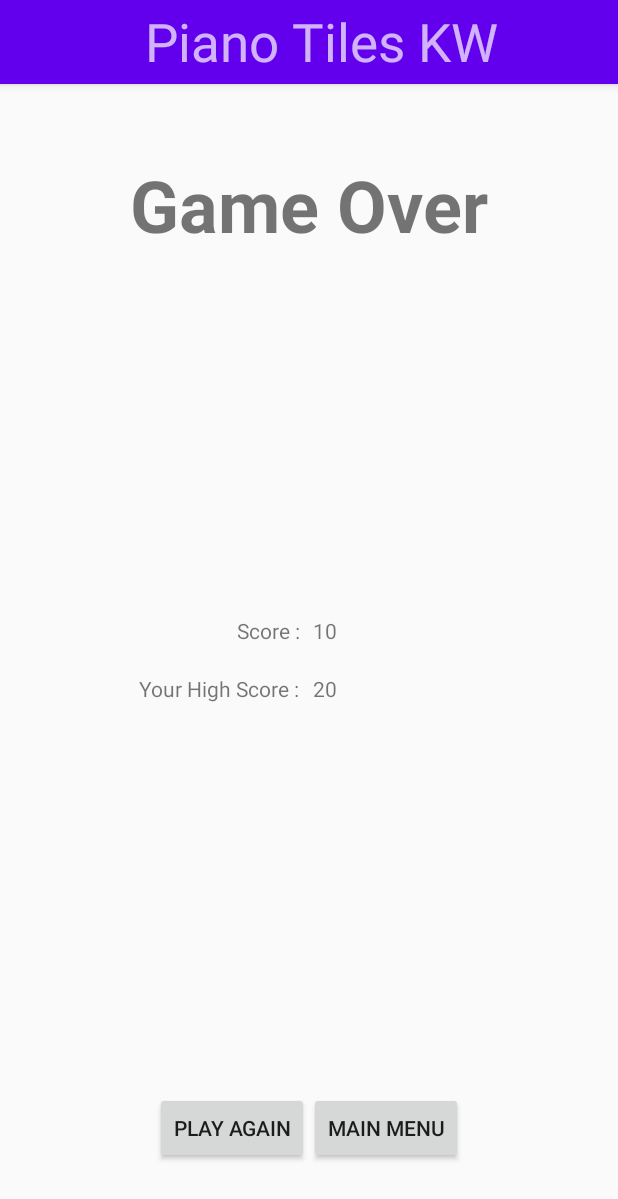
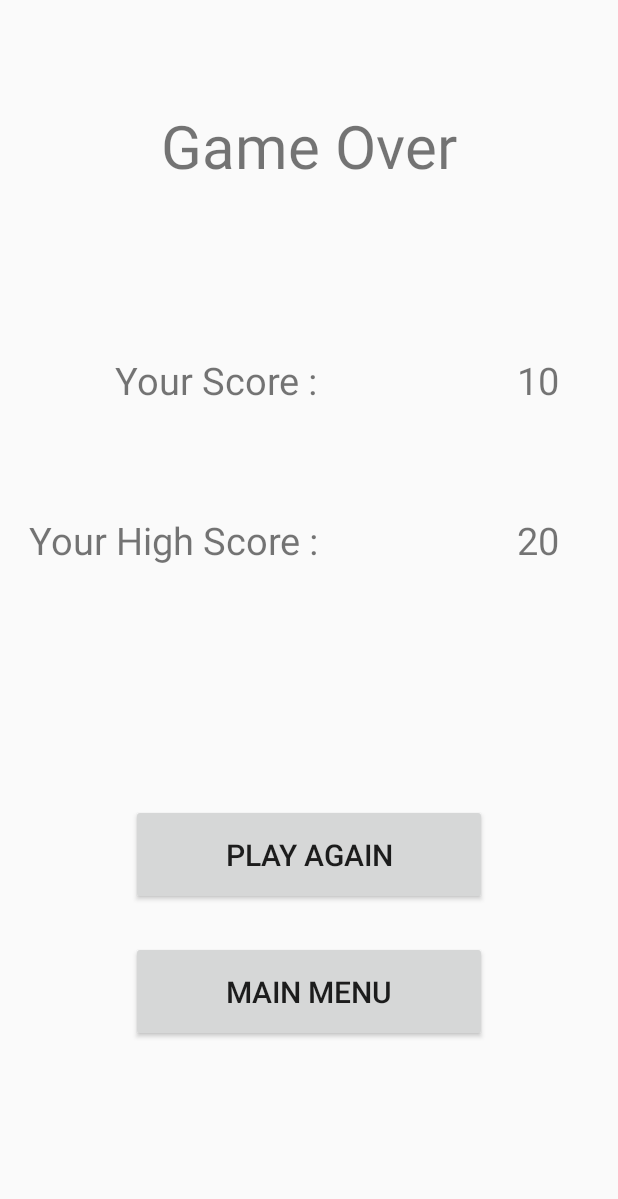
Before and after one commit to jghjianghan/Piano_Tiles_KW, an Android app: the fragment ResultFragment placed in its activity, on a phone screen of 412 x 824 dp. Shown: the top 1199 px of the screen. Run offline under Robolectric (Android 15) with nearby library versions, the phone set to English and light mode, and no system bars.

Commit message:
Add desc value + responsive layout

```diff
--- a/app/src/main/java/com/example/piano_tiles_kw/view/DescriptionFragment.kt
+++ b/app/src/main/java/com/example/piano_tiles_kw/view/DescriptionFragment.kt
@@ -11,6 +11,8 @@ import android.view.ViewGroup
 import androidx.fragment.app.Fragment
 import com.example.piano_tiles_kw.databinding.FragmentDescriptionBinding
 import com.example.piano_tiles_kw.model.Page
+
+// Contains the description of each game modes before the game starts
 
 class DescriptionFragment : Fragment(),
     View.OnClickListener{
--- a/app/src/main/java/com/example/piano_tiles_kw/view/GameplayFragment.kt
+++ b/app/src/main/java/com/example/piano_tiles_kw/view/GameplayFragment.kt
@@ -8,6 +8,8 @@ import com.example.piano_tiles_kw.databinding.FragmentGameplayBinding
 import com.example.piano_tiles_kw.model.Page
 import com.example.piano_tiles_kw.view.engines.raining.RainingGameEngine
 import com.example.piano_tiles_kw.view.engines.GameEngine
+
+// Contains the game using canvas
 
 class GameplayFragment : Fragment(),
     View.OnClickListener{
--- a/app/src/main/java/com/example/piano_tiles_kw/view/MenuFragment.kt
+++ b/app/src/main/java/com/example/piano_tiles_kw/view/MenuFragment.kt
@@ -12,6 +12,8 @@ import androidx.fragment.app.Fragment
 import com.example.piano_tiles_kw.R
 import com.example.piano_tiles_kw.databinding.FragmentMenuBinding
 import com.example.piano_tiles_kw.model.Page
+
+// Contains the main menu page to select game modes
 
 class MenuFragment : Fragment(),
     View.OnClickListener {
--- a/app/src/main/java/com/example/piano_tiles_kw/view/ResultFragment.kt
+++ b/app/src/main/java/com/example/piano_tiles_kw/view/ResultFragment.kt
@@ -13,6 +13,8 @@ import androidx.fragment.app.Fragment
 import com.example.piano_tiles_kw.databinding.FragmentDescriptionBinding
 import com.example.piano_tiles_kw.databinding.FragmentResultBinding
 import com.example.piano_tiles_kw.model.Page
+
+// Contains the result page after the game is over
 
 class ResultFragment : Fragment(),
     View.OnClickListener{
--- a/app/src/main/res/layout/activity_main.xml
+++ b/app/src/main/res/layout/activity_main.xml
@@ -6,25 +6,6 @@
     xmlns:app="http://schemas.android.com/apk/res-auto"
     android:orientation="vertical">
 
-    <androidx.appcompat.widget.Toolbar
-        android:id="@+id/toolbar"
-        android:layout_width="match_parent"
-        android:layout_height="?attr/actionBarSize"
-        android:background="?attr/colorPrimary"
-        android:elevation="4dp"
-        android:theme="@style/ThemeOverlay.AppCompat.Dark.ActionBar"
-        app:popupTheme="@style/ThemeOverlay.AppCompat.Light">
-
-        <TextView
-            android:layout_width="match_parent"
-            android:layout_height="wrap_content"
-            android:gravity="center"
-            android:text="Piano Tiles KW"
-            android:textSize="35dp">
-        </TextView>
-
-    </androidx.appcompat.widget.Toolbar>
-
     <FrameLayout
         android:layout_width="match_parent"
         android:layout_height="match_parent"
--- /dev/null
+++ b/app/src/main/res/layout/fragment_highscore.xml
@@ -0,0 +1,6 @@
+<?xml version="1.0" encoding="utf-8"?>
+<androidx.constraintlayout.widget.ConstraintLayout
+    xmlns:android="http://schemas.android.com/apk/res/android" android:layout_width="match_parent"
+    android:layout_height="match_parent">
+
+</androidx.constraintlayout.widget.ConstraintLayout>
--- a/app/src/main/res/layout/fragment_result.xml
+++ b/app/src/main/res/layout/fragment_result.xml
@@ -1,134 +1,104 @@
 <?xml version="1.0" encoding="utf-8"?>
-<RelativeLayout
+<androidx.constraintlayout.widget.ConstraintLayout
     xmlns:android="http://schemas.android.com/apk/res/android"
+    xmlns:app="http://schemas.android.com/apk/res-auto"
+    xmlns:tools="http://schemas.android.com/tools"
     android:layout_width="match_parent"
     android:layout_height="match_parent">
 
-<!--    gameover-->
+<!--    Title-->
     <TextView
+        android:id="@+id/title"
         android:layout_width="wrap_content"
         android:layout_height="wrap_content"
-        android:id="@+id/tv_gameover"
+        android:layout_marginTop="50dp"
+        android:padding="20dp"
+        android:text="@string/res_lose"
+        android:textSize="40sp"
+        app:layout_constraintEnd_toEndOf="parent"
+        app:layout_constraintStart_toStartOf="parent"
+        app:layout_constraintTop_toTopOf="parent" />
 
-        android:text="Game Over"
-        android:textStyle="bold"
-        android:textSize="@android:dimen/app_icon_size"
-
-        android:layout_centerHorizontal="true"
-        android:layout_marginTop="@android:dimen/app_icon_size"
-        />
+<!--    Score-->
 
 
-<!--    score-->
     <TextView
+        android:id="@+id/textView1"
         android:layout_width="wrap_content"
         android:layout_height="wrap_content"
-
-        android:text="Score : "
-
-        android:layout_centerInParent="true"
-        android:layout_toLeftOf="@+id/tv_empty_score"
-        android:layout_above="@+id/tv_emptymid"
-        />
+        android:layout_marginTop="72dp"
+        android:layout_marginEnd="35dp"
+        android:padding="20dp"
+        android:text="@string/res_score"
+        android:textSize="25sp"
+        app:layout_constraintEnd_toStartOf="@+id/tv_score_value_res"
+        app:layout_constraintHorizontal_bias="0.496"
+        app:layout_constraintStart_toStartOf="parent"
+        app:layout_constraintTop_toBottomOf="@+id/title" />
 
     <TextView
-        android:layout_width="5dp"
+        android:id="@+id/tv_score_value_res"
+        android:layout_width="wrap_content"
         android:layout_height="wrap_content"
-        android:id="@+id/tv_empty_score"
+        android:layout_marginTop="72dp"
+        android:padding="20dp"
+        android:text="10"
+        android:textSize="25sp"
+        app:layout_constraintStart_toEndOf="@+id/title"
+        app:layout_constraintTop_toBottomOf="@+id/title" />
 
-        android:layout_centerInParent="true"
-        android:layout_above="@+id/tv_emptymid"
-        />
+
+
+    <!--    HighScore-->
 
     <TextView
+        android:id="@+id/textView2"
         android:layout_width="wrap_content"
         android:layout_height="wrap_content"
-        android:id="@+id/tv_res_score"
+        android:layout_marginTop="32dp"
+        android:padding="20dp"
+        android:text="@string/res_highscore"
+        android:textSize="25sp"
+        app:layout_constraintEnd_toEndOf="@+id/textView1"
+        app:layout_constraintTop_toBottomOf="@+id/textView1" />
 
-        android:text="10"
+    <TextView
+        android:id="@+id/tv_highscore_value_res"
+        android:layout_width="wrap_content"
+        android:layout_height="wrap_content"
+        android:layout_marginTop="32dp"
+        android:padding="20dp"
+        android:text="20"
+        android:textSize="25sp"
+        app:layout_constraintStart_toStartOf="@+id/tv_score_value_res"
+        app:layout_constraintTop_toBottomOf="@+id/tv_score_value_res" />
 
-        android:layout_centerInParent="true"
-        android:layout_above="@+id/tv_emptymid"
-        android:layout_toRightOf="@id/tv_empty_score"
-        />
+<!--    Buttons-->
+
+    <Button
+        android:id="@+id/btn_again"
+        android:layout_width="0dp"
+        android:layout_height="wrap_content"
+        android:layout_marginTop="392dp"
+        android:padding="20dp"
+        android:text="@string/btn_playagain"
+        android:textSize="20sp"
+        app:layout_constraintEnd_toEndOf="@+id/title"
+        app:layout_constraintHorizontal_bias="0.0"
+        app:layout_constraintStart_toStartOf="@+id/title"
+        app:layout_constraintTop_toBottomOf="@+id/title" />
+
+    <Button
+        android:id="@+id/btn_menu"
+        android:layout_width="0dp"
+        android:layout_height="wrap_content"
+        android:layout_marginTop="24dp"
+        android:padding="20dp"
+        android:text="@string/btn_mainmenu"
+        android:textSize="20sp"
+        app:layout_constraintEnd_toEndOf="@+id/btn_again"
+        app:layout_constraintStart_toStartOf="@+id/btn_again"
+        app:layout_constraintTop_toBottomOf="@+id/btn_again" />
 
 
-<!--    highscore-->
-    <TextView
-        android:layout_width="wrap_content"
-        android:layout_height="wrap_content"
-
-        android:text="Your High Score : "
-
-        android:layout_centerInParent="true"
-        android:layout_toLeftOf="@+id/tv_empty_highscore"
-        android:layout_below="@+id/tv_emptymid"
-        />
-
-    <TextView
-        android:layout_width="5dp"
-        android:layout_height="wrap_content"
-        android:id="@+id/tv_empty_highscore"
-
-        android:layout_centerInParent="true"
-        android:layout_below="@+id/tv_emptymid"
-        />
-
-    <TextView
-        android:layout_width="wrap_content"
-        android:layout_height="wrap_content"
-        android:id="@+id/tv_res_highscore"
-
-        android:text="20"
-        android:textAlignment="textEnd"
-
-        android:layout_centerInParent="true"
-        android:layout_below="@+id/tv_emptymid"
-        android:layout_toRightOf="@id/tv_empty_highscore"
-        />
-
-
-<!--    buttons-->
-    <Button
-        android:layout_width="wrap_content"
-        android:layout_height="wrap_content"
-        android:id="@+id/btn_again"
-
-        android:text="Play Again"
-        android:layout_centerInParent="true"
-        android:layout_alignParentBottom="true"
-        android:layout_marginBottom="@android:dimen/app_icon_size"
-        android:layout_toLeftOf="@+id/tv_empty2"
-        />
-
-    <Button
-        android:layout_width="wrap_content"
-        android:layout_height="wrap_content"
-        android:id="@+id/btn_menu"
-
-        android:text="Main Menu"
-        android:layout_marginBottom="@android:dimen/app_icon_size"
-        android:layout_centerInParent="true"
-        android:layout_alignParentBottom="true"
-        android:layout_toRightOf="@id/tv_empty2"
-        />
-
-    <TextView
-        android:layout_width="wrap_content"
-        android:layout_height="wrap_content"
-        android:id="@+id/tv_empty2"
-
-        android:layout_centerInParent="true"
-        android:layout_alignParentBottom="true"
-        android:layout_marginBottom="@android:dimen/app_icon_size"
-        />
-
-    <TextView
-        android:layout_width="match_parent"
-        android:layout_height="wrap_content"
-        android:id="@+id/tv_emptymid"
-
-        android:layout_centerInParent="true"
-        />
-
-</RelativeLayout>
+</androidx.constraintlayout.widget.ConstraintLayout>
--- a/app/src/main/res/values/strings.xml
+++ b/app/src/main/res/values/strings.xml
@@ -4,7 +4,11 @@
 <!--    Buttons-->
     <string name="btn_start_string">START</string>
     <string name="btn_cancel_string">CANCEL</string>
+
     <string name="btn_exit_string">EXIT</string>
+
+    <string name="btn_playagain">Play Again</string>
+    <string name="btn_mainmenu">Main Menu</string>
 
 <!--    Modes-->
     <string name="btn_classic_string">Classic</string>
@@ -15,6 +19,27 @@
     <string name="tv_goals_title_string">Goals</string>
     <string name="tv_goals_string">...</string>
 
+    <string name="res_score">Your Score : </string>
+    <string name="res_highscore">Your High Score : </string>
 
-<!--    <string name=""></string>-->
+<!--    Description-->
+    <string name="desc_classic">
+        The tiles will move as you tap the correct tile.
+        Once you tap it wrong, the game will be over!
+    </string>
+    <string name="desc_arcade">
+        The tiles are not waiting for you and will go faster,
+        so make sure to tap them correctly and do not miss a single tile!
+    </string>
+    <string name="desc_tilt">
+        We are not going to use the tap-tap things here.
+        Tilt your device to move to the right tiles.
+        You have to get the right tiles as the tiles will keep moving!
+    </string>
+
+<!--    Result Message-->
+    <string name="res_win">Congratulations!</string>
+    <string name="res_lose">Game Over</string>
+
+<!--    <string name=""></string>   -->
 </resources>
```
Also changed, not shown: app/src/main/res/layout/fragment_description.xml (+44 -43 lines), app/src/main/res/layout/fragment_menu.xml (+49 -58 lines).
